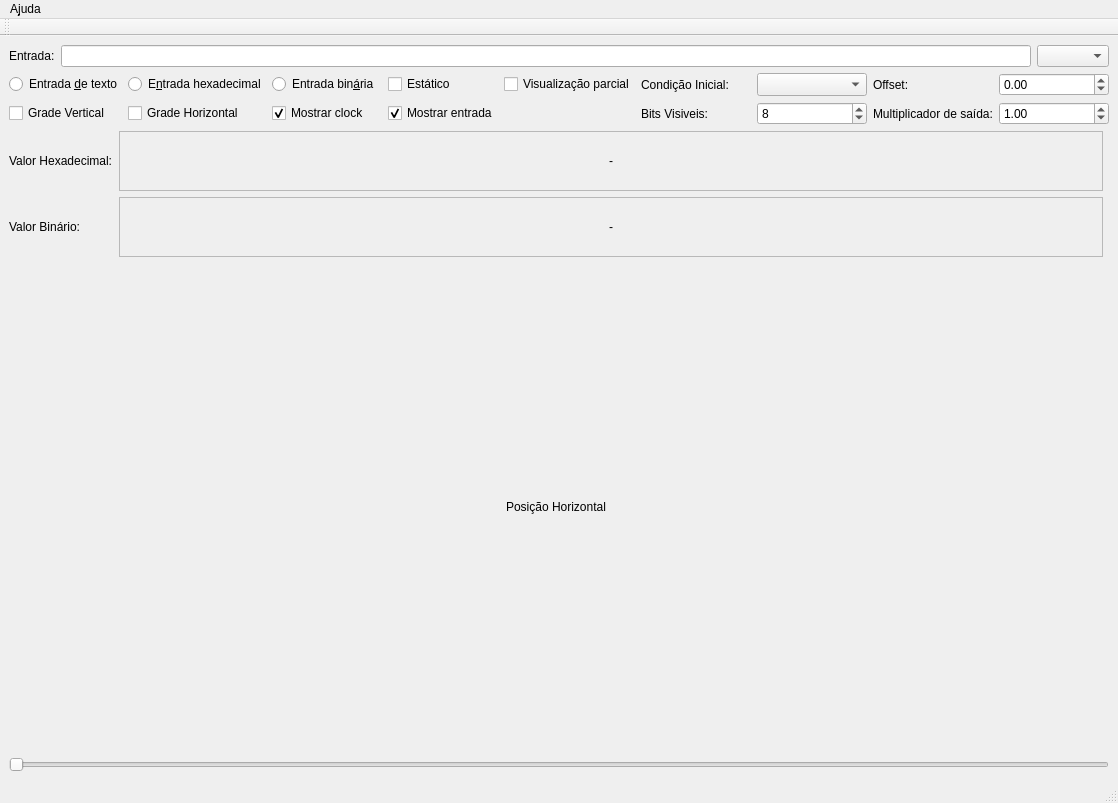
Before: the Qt Designer form mainwindow.ui in SamuelPossamai/LineCodeViewer, drawn with Qt 5.
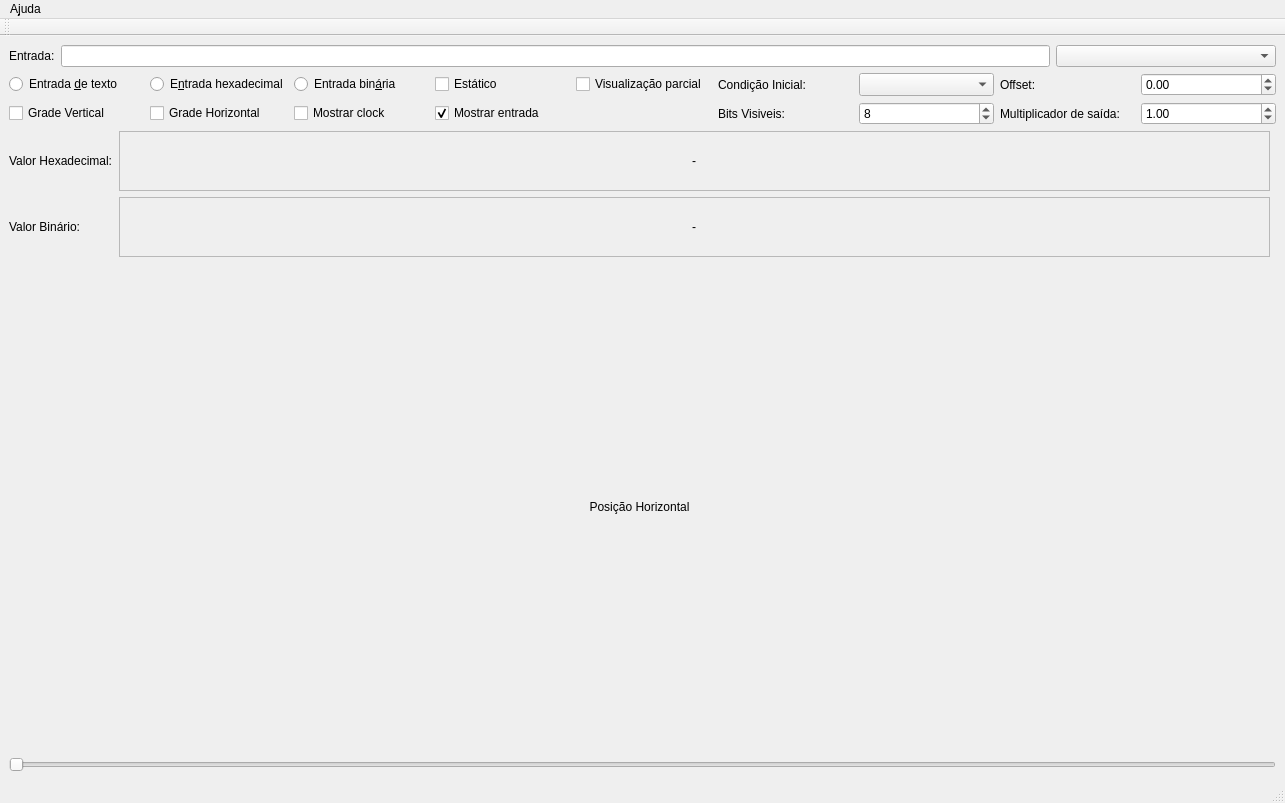
After: the same form once the commit is applied.

The edit to the form file:
```diff
--- a/mainwindow.ui
+++ b/mainwindow.ui
@@ -6,7 +6,7 @@
    <rect>
     <x>0</x>
     <y>0</y>
-    <width>1118</width>
+    <width>1285</width>
     <height>803</height>
    </rect>
   </property>
@@ -44,7 +44,14 @@
        <widget class="QLineEdit" name="lineEdit"/>
       </item>
       <item>
-       <widget class="QComboBox" name="codeComboBox"/>
+       <widget class="QComboBox" name="codeComboBox">
+        <property name="minimumSize">
+         <size>
+          <width>220</width>
+          <height>0</height>
+         </size>
+        </property>
+       </widget>
       </item>
      </layout>
     </item>
@@ -66,8 +73,8 @@
           <rect>
            <x>0</x>
            <y>0</y>
-           <width>958</width>
-           <height>58</height>
+           <width>1138</width>
+           <height>56</height>
           </rect>
          </property>
          <layout class="QVBoxLayout" name="verticalLayout">
@@ -118,8 +125,8 @@
           <rect>
            <x>0</x>
            <y>0</y>
-           <width>958</width>
-           <height>58</height>
+           <width>1138</width>
+           <height>56</height>
           </rect>
          </property>
          <property name="sizePolicy">
@@ -197,11 +204,14 @@
       </item>
       <item row="2" column="2">
        <widget class="QCheckBox" name="showClockCheckBox">
+        <property name="enabled">
+         <bool>true</bool>
+        </property>
         <property name="text">
          <string>Mostrar clock</string>
         </property>
         <property name="checked">
-         <bool>true</bool>
+         <bool>false</bool>
         </property>
        </widget>
       </item>
@@ -221,6 +231,12 @@
       </item>
       <item row="0" column="8">
        <widget class="QComboBox" name="initialConditionComboBox">
+        <property name="minimumSize">
+         <size>
+          <width>80</width>
+          <height>0</height>
+         </size>
+        </property>
         <property name="maximumSize">
          <size>
           <width>16777215</width>
@@ -315,8 +331,8 @@
     <rect>
      <x>0</x>
      <y>0</y>
-     <width>1118</width>
-     <height>27</height>
+     <width>1285</width>
+     <height>30</height>
     </rect>
    </property>
    <widget class="QMenu" name="menuAjuda">
```
